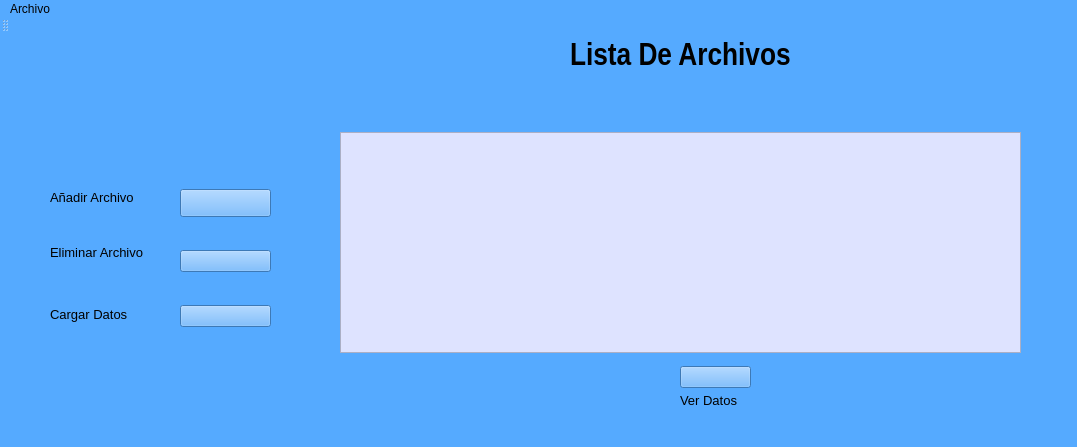
This is Interfaz/UI/InicioSubirDatos.ui in Dumaru/ExcelReports as Qt 5 draws it before an edit. The edited form follows.
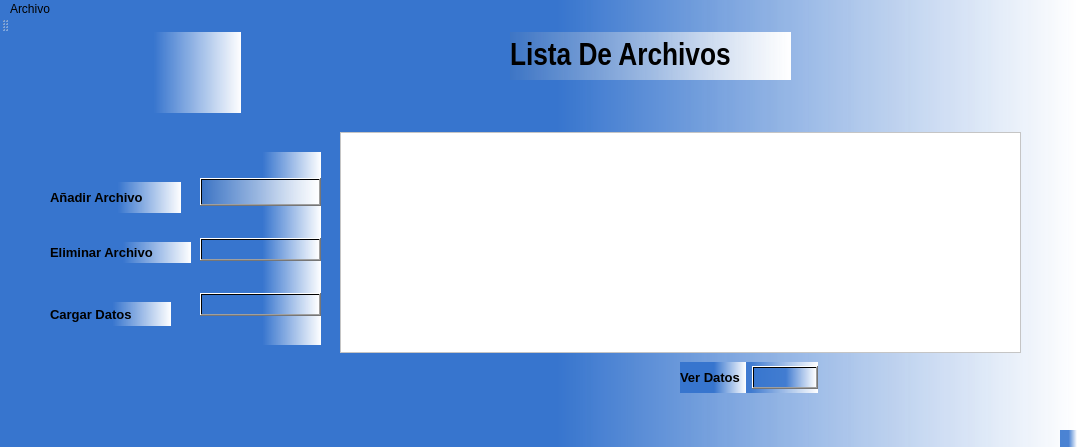
This is the edited form. Icons and pictures are not drawn.

Commit message:
Diseño Interfaz
Actualizacion

```diff
--- a/Interfaz/UI/InicioSubirDatos.ui
+++ b/Interfaz/UI/InicioSubirDatos.ui
@@ -15,15 +15,16 @@
   </property>
   <property name="styleSheet">
    <string notr="true">background-color: rgb(85, 170, 255);
+background-color: qlineargradient(spread:pad, x1:0, y1:0, x2:1, y2:0, stop:0.517413 rgba(55, 117, 206, 229), stop:1 rgba(255, 255, 255, 255));
 border-color: rgb(0, 0, 0);</string>
   </property>
   <widget class="QWidget" name="centralwidget">
    <widget class="QWidget" name="verticalLayoutWidget">
     <property name="geometry">
      <rect>
-      <x>570</x>
+      <x>510</x>
       <y>0</y>
-      <width>301</width>
+      <width>281</width>
       <height>48</height>
      </rect>
     </property>
@@ -39,6 +40,9 @@
          <underline>false</underline>
         </font>
        </property>
+       <property name="styleSheet">
+        <string notr="true">background-color: qlineargradient(spread:pad, x1:0, y1:0, x2:1, y2:0, stop:0 rgba(63, 117, 194, 200), stop:1 rgba(255, 255, 255, 255));</string>
+       </property>
        <property name="text">
         <string>Lista De Archivos</string>
        </property>
@@ -59,7 +63,7 @@
      <item>
       <widget class="QListWidget" name="listWidgetListaArchivos">
        <property name="styleSheet">
-        <string notr="true">background-color: rgb(222, 227, 255);</string>
+        <string notr="true">background-color: rgb(255, 255, 255);</string>
        </property>
       </widget>
      </item>
@@ -68,9 +72,9 @@
    <widget class="QWidget" name="verticalLayoutWidget_2">
     <property name="geometry">
      <rect>
-      <x>180</x>
-      <y>130</y>
-      <width>91</width>
+      <x>200</x>
+      <y>120</y>
+      <width>121</width>
       <height>193</height>
      </rect>
     </property>
@@ -85,6 +89,7 @@
        </property>
        <property name="styleSheet">
         <string notr="true">background-color: rgb(85, 170, 255);
+background-color: qlineargradient(spread:pad, x1:0, y1:0, x2:1, y2:0, stop:0 rgba(63, 117, 194, 200), stop:1 rgba(255, 255, 255, 255));
 image: url(:/newPrefix/icons8-ayuda-100.png);
 </string>
        </property>
@@ -99,9 +104,9 @@
         <string>&lt;html&gt;&lt;head/&gt;&lt;body&gt;&lt;p&gt;&lt;img src=&quot;:/newPrefix/Iocom png.png&quot;/&gt;&lt;/p&gt;&lt;/body&gt;&lt;/html&gt;</string>
        </property>
        <property name="styleSheet">
-        <string notr="true">
-background-color: rgb(85, 170, 255);
-image: url(:/newPrefix/icons8-eliminar-400.png);</string>
+        <string notr="true">background-color: qlineargradient(spread:pad, x1:0, y1:0, x2:1, y2:0, stop:0.517413 rgba(55, 117, 206, 229), stop:1 rgba(255, 255, 255, 255));
+image: url(:/newPrefix/icons8-eliminar-400.png);
+</string>
        </property>
        <property name="text">
         <string/>
@@ -112,6 +117,7 @@
       <widget class="QPushButton" name="pushButtonCargarDatos">
        <property name="styleSheet">
         <string notr="true">background-color: rgb(85, 170, 255);
+background-color: qlineargradient(spread:pad, x1:0, y1:0, x2:1, y2:0, stop:0.517413 rgba(55, 117, 206, 229), stop:1 rgba(255, 255, 255, 255));
 image: url(:/newPrefix/upload.png);</string>
        </property>
        <property name="text">
@@ -126,16 +132,30 @@
      <rect>
       <x>680</x>
       <y>330</y>
-      <width>71</width>
+      <width>138</width>
       <height>31</height>
      </rect>
     </property>
     <layout class="QHBoxLayout" name="horizontalLayoutVerDatos">
+     <item>
+      <widget class="QLabel" name="label_5">
+       <property name="font">
+        <font>
+         <pointsize>10</pointsize>
+         <weight>75</weight>
+         <bold>true</bold>
+        </font>
+       </property>
+       <property name="text">
+        <string>Ver Datos </string>
+       </property>
+      </widget>
+     </item>
      <item>
       <widget class="QPushButton" name="pushButtonMostrarDatos">
        <property name="styleSheet">
         <string notr="true">image: url(:/newPrefix/icons8-ver-80.png);
-background-color: rgb(85, 170, 255);
+background-color: qlineargradient(spread:pad, x1:0, y1:0, x2:1, y2:0, stop:0.517413 rgba(55, 117, 206, 229), stop:1 rgba(255, 255, 255, 255));
 </string>
        </property>
        <property name="text">
@@ -148,14 +168,15 @@
    <widget class="QLabel" name="label">
     <property name="geometry">
      <rect>
-      <x>10</x>
+      <x>60</x>
       <y>0</y>
-      <width>241</width>
+      <width>181</width>
       <height>81</height>
      </rect>
     </property>
     <property name="styleSheet">
-     <string notr="true">image: url(:/newPrefix/Logo.png);</string>
+     <string notr="true">image: url(:/newPrefix/Logo.png);
+background-color: qlineargradient(spread:pad, x1:0, y1:0, x2:1, y2:0, stop:0.517413 rgba(55, 117, 206, 229), stop:1 rgba(255, 255, 255, 255));</string>
     </property>
     <property name="text">
      <string/>
@@ -166,13 +187,15 @@
      <rect>
       <x>50</x>
       <y>270</y>
-      <width>101</width>
+      <width>121</width>
       <height>24</height>
      </rect>
     </property>
     <property name="font">
      <font>
       <pointsize>10</pointsize>
+      <weight>75</weight>
+      <bold>true</bold>
      </font>
     </property>
     <property name="text">
@@ -184,13 +207,15 @@
      <rect>
       <x>50</x>
       <y>210</y>
-      <width>121</width>
+      <width>141</width>
       <height>21</height>
      </rect>
     </property>
     <property name="font">
      <font>
       <pointsize>10</pointsize>
+      <weight>75</weight>
+      <bold>true</bold>
      </font>
     </property>
     <property name="text">
@@ -202,43 +227,25 @@
      <rect>
       <x>50</x>
       <y>150</y>
-      <width>121</width>
+      <width>131</width>
       <height>31</height>
      </rect>
     </property>
     <property name="font">
      <font>
       <pointsize>10</pointsize>
-      <weight>50</weight>
-      <bold>false</bold>
+      <weight>75</weight>
+      <bold>true</bold>
      </font>
     </property>
     <property name="styleSheet">
-     <string notr="true">background-color: rgb(255, 255, 255);
-background-color: rgb(85, 170, 255);</string>
+     <string notr="true">
+color: rgb(0, 0, 0);</string>
     </property>
     <property name="text">
      <string>Añadir Archivo</string>
     </property>
    </widget>
-   <widget class="QLabel" name="label_5">
-    <property name="geometry">
-     <rect>
-      <x>680</x>
-      <y>360</y>
-      <width>81</width>
-      <height>16</height>
-     </rect>
-    </property>
-    <property name="font">
-     <font>
-      <pointsize>10</pointsize>
-     </font>
-    </property>
-    <property name="text">
-     <string>Ver Datos </string>
-    </property>
-   </widget>
   </widget>
   <widget class="QMenuBar" name="menubar">
    <property name="geometry">
```
The commit also changes 4 other files.
